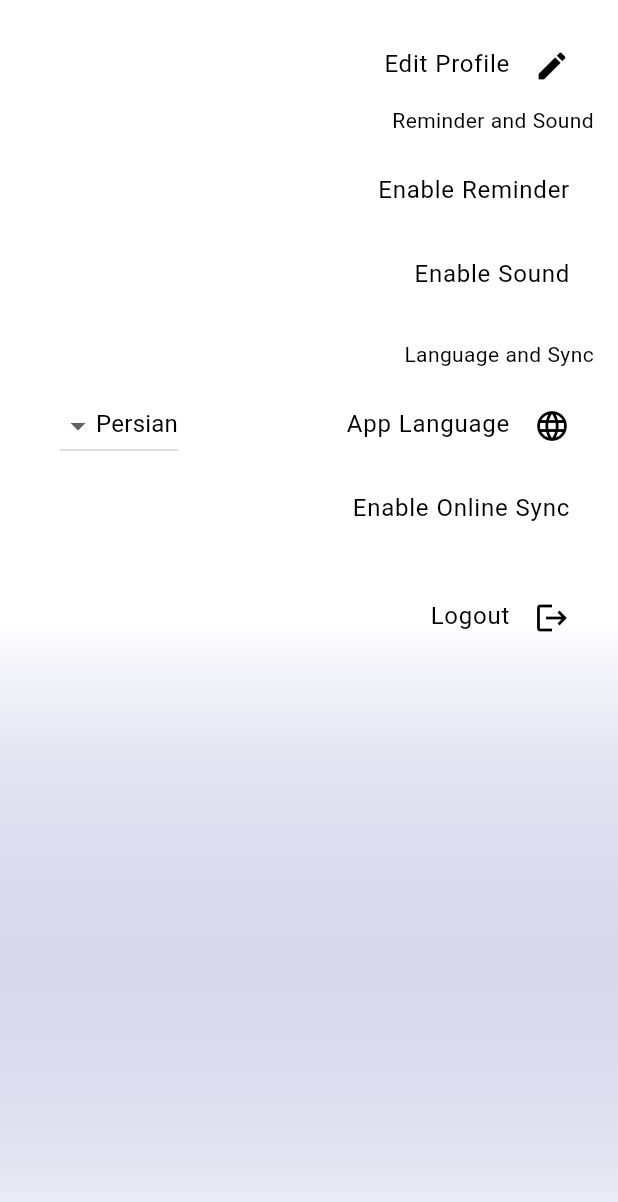
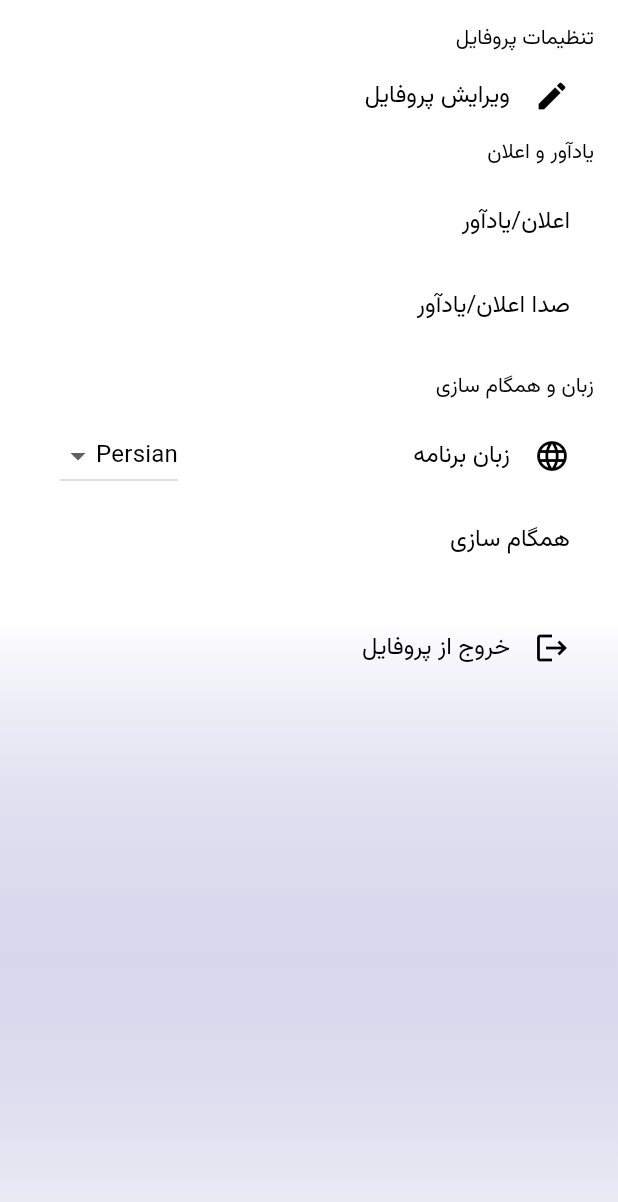
Before and after one commit to nerveinvader/Project_HealthTracker, a Flutter app: the SettingScreen screen opened directly, on a phone screen of 412 x 824 dp. Shown: the top 1202 px of the screen. Run offline on Flutter 3.47's test engine with Material 3 defaults, Android fonts, the phone set to English and light mode, and no system bars; our stand-ins replace dio, drift, fl_chart, flutter_dotenv; missing offline and left inert: persian_datetime_picker; accounts and stored records are empty; generated files the repository leaves out were written again; statements that could not run were skipped.

Commit message:
SettingScreenUpdateOthers

```diff
--- a/flutter_health_tracker_00/lib/l10n/app_fa.arb
+++ b/flutter_health_tracker_00/lib/l10n/app_fa.arb
@@ -74,5 +74,14 @@
     "uiHTN": "فشار خون",
     "uiDM": "دیابت",
     "uiHLP": "چربی خون",
+    "setProfile": "تنظیمات پروفایل",
+    "setEditProfile": "ویرایش پروفایل",
+    "setRemindSound": "یادآور و اعلان",
+    "setReminder": "اعلان/یادآور",
+    "setNotifSound": "صدا اعلان/یادآور",
+    "setLangSync": "زبان و همگام سازی",
+    "setAppLang": "زبان برنامه",
+    "setSync": "همگام سازی",
+    "setLogout": "خروج از پروفایل",
     "other": "دیگر"
 }
--- a/flutter_health_tracker_00/lib/l10n/app_localizations.dart
+++ b/flutter_health_tracker_00/lib/l10n/app_localizations.dart
@@ -539,6 +539,60 @@ abstract class AppLocalizations {
   /// **'Hyperlipidemia'**
   String get uiHLP;
 
+  /// No description provided for @setProfile.
+  ///
+  /// In en, this message translates to:
+  /// **'Profile Setting'**
+  String get setProfile;
+
+  /// No description provided for @setEditProfile.
+  ///
+  /// In en, this message translates to:
+  /// **'Edit Profile'**
+  String get setEditProfile;
+
+  /// No description provided for @setRemindSound.
+  ///
+  /// In en, this message translates to:
+  /// **'Reminder & Sound'**
+  String get setRemindSound;
+
+  /// No description provided for @setReminder.
+  ///
+  /// In en, this message translates to:
+  /// **'Enable Reminders'**
+  String get setReminder;
+
+  /// No description provided for @setNotifSound.
+  ///
+  /// In en, this message translates to:
+  /// **'Enable Sound'**
+  String get setNotifSound;
+
+  /// No description provided for @setLangSync.
+  ///
+  /// In en, this message translates to:
+  /// **'Language & Sync'**
+  String get setLangSync;
+
+  /// No description provided for @setAppLang.
+  ///
+  /// In en, this message translates to:
+  /// **'Language'**
+  String get setAppLang;
+
+  /// No description provided for @setSync.
+  ///
+  /// In en, this message translates to:
+  /// **'Sync'**
+  String get setSync;
+
+  /// No description provided for @setLogout.
+  ///
+  /// In en, this message translates to:
+  /// **'Logout'**
+  String get setLogout;
+
   /// No description provided for @other.
   ///
   /// In en, this message translates to:
--- a/flutter_health_tracker_00/lib/l10n/app_localizations_fa.dart
+++ b/flutter_health_tracker_00/lib/l10n/app_localizations_fa.dart
@@ -231,5 +231,32 @@ class AppLocalizationsFa extends AppLocalizations {
   String get uiHLP => 'چربی خون';
 
   @override
+  String get setProfile => 'تنظیمات پروفایل';
+
+  @override
+  String get setEditProfile => 'ویرایش پروفایل';
+
+  @override
+  String get setRemindSound => 'یادآور و اعلان';
+
+  @override
+  String get setReminder => 'اعلان/یادآور';
+
+  @override
+  String get setNotifSound => 'صدا اعلان/یادآور';
+
+  @override
+  String get setLangSync => 'زبان و همگام سازی';
+
+  @override
+  String get setAppLang => 'زبان برنامه';
+
+  @override
+  String get setSync => 'همگام سازی';
+
+  @override
+  String get setLogout => 'خروج از پروفایل';
+
+  @override
   String get other => 'دیگر';
 }
--- a/flutter_health_tracker_00/lib/ui/screens/setting_screen.dart
+++ b/flutter_health_tracker_00/lib/ui/screens/setting_screen.dart
@@ -11,7 +11,6 @@
 // Sync (online or offline)
 
 import 'package:flutter/material.dart';
-import 'package:path/path.dart';
 import '../../l10n/app_localizations.dart';
 
 import 'login_screen.dart';
@@ -47,10 +46,14 @@ class _SettingScreenState extends State<SettingScreen> {
             child: ListView(
               padding: const EdgeInsets.all(16),
               children: [
+                Text(
+                  langLoc.setProfile,
+                  style: Theme.of(context).textTheme.bodyMedium,
+                ),
                 // Profile
                 ListTile(
                   leading: const Icon(Icons.edit),
-                  title: Text('Edit Profile'),
+                  title: Text(langLoc.setEditProfile),
                   onTap:  () {
                     Navigator.push(
                       context,
@@ -60,12 +63,12 @@ class _SettingScreenState extends State<SettingScreen> {
                 ),
                 // Reminder and Sounds
                 Text(
-                  'Reminder and Sound',
+                  langLoc.setRemindSound,
                   style: Theme.of(context).textTheme.bodyMedium,
                 ),
                 const SizedBox(height: 8),
                 SwitchListTile(
-                  title: Text('Enable Reminder'),
+                  title: Text(langLoc.setReminder),
                   value: _reminderEnabled,
                   onChanged: (val) {
                     setState(() {
@@ -75,7 +78,7 @@ class _SettingScreenState extends State<SettingScreen> {
                   }
                 ),
                 SwitchListTile(
-                  title: Text('Enable Sound'),
+                  title: Text(langLoc.setNotifSound),
                   value: _soundEnabled,
                   onChanged: (val) {
                     setState(() {
@@ -86,18 +89,18 @@ class _SettingScreenState extends State<SettingScreen> {
                 ),
                 const Divider(),
                 Text(
-                  'Language and Sync',
+                  langLoc.setLangSync,
                   style: Theme.of(context).textTheme.bodyMedium,
                 ),
                 const SizedBox(height: 8),
                 ListTile(
                   leading: const Icon(Icons.language),
-                  title: Text('App Language'),
+                  title: Text(langLoc.setAppLang),
                   trailing: DropdownButton<String>(
                     value: _appLanguage,
                     items: [
                       DropdownMenuItem(value: 'fa', child: Text('Persian')),
-                      DropdownMenuItem(value: 'en', child: Text('Persian'))
+                      DropdownMenuItem(value: 'en', child: Text('English'))
                     ],
                     onChanged: (val) {
                       if (val == null) return;
@@ -109,7 +112,7 @@ class _SettingScreenState extends State<SettingScreen> {
                   ),
                 ),
                 SwitchListTile(
-                  title: Text('Enable Online Sync'),
+                  title: Text(langLoc.setSync),
                   value: _syncEnabled,
                   onChanged: (val) {
                     setState(() {
@@ -122,7 +125,7 @@ class _SettingScreenState extends State<SettingScreen> {
                 // Logout
                 ListTile(
                   leading: const Icon(Icons.logout),
-                  title: Text('Logout'),
+                  title: Text(langLoc.setLogout),
                   onTap:  () {
                     Navigator.push(
                       context,
```
Also changed, not shown: flutter_health_tracker_00/lib/l10n/app_en.arb (+9 -0 lines), flutter_health_tracker_00/lib/l10n/app_localizations_en.dart (+27 -0 lines), flutter_health_tracker_00/lib/ui/screens/patient_home_screen.dart (+7 -9 lines).
